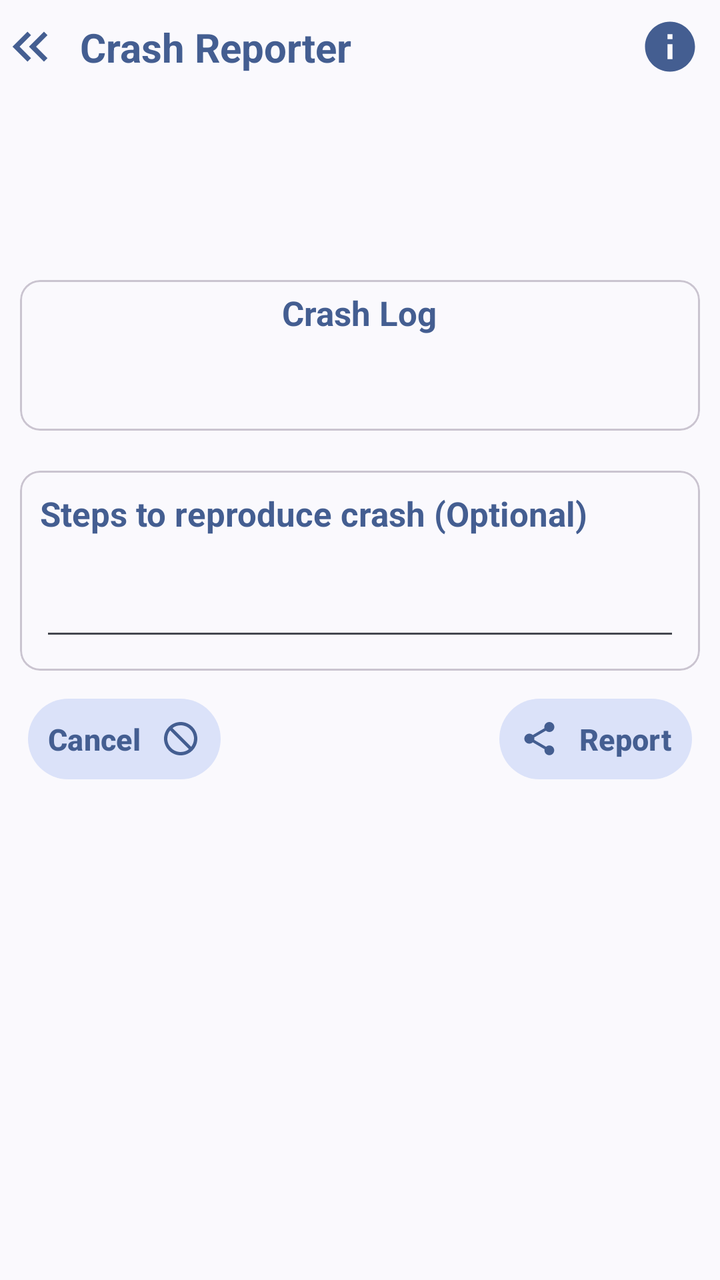
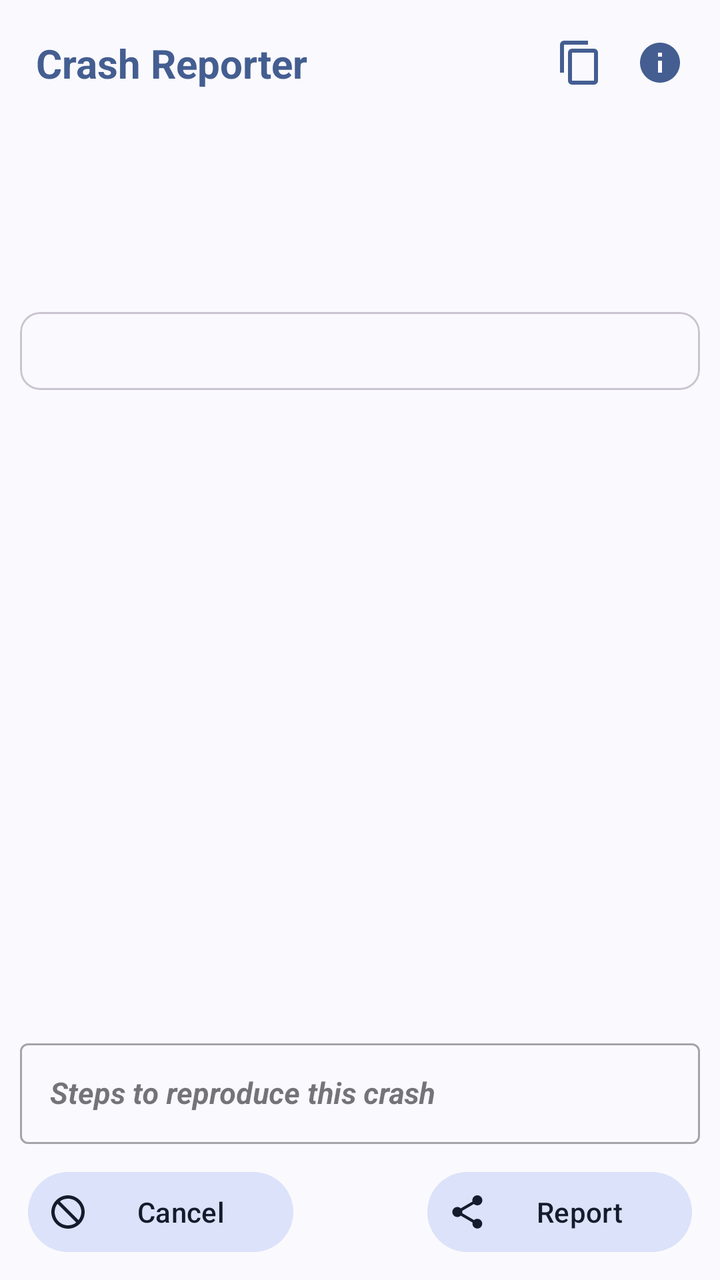

Two renders of the same Android screen: before a commit and after it. Below are the layout's source before the change and the commit's diff.
<!-- AndroidManifest.xml: another module's application theme Theme.CR -->
<!-- res/layout/activity_crash_reporter.xml -->
<androidx.appcompat.widget.LinearLayoutCompat
    android:id="@+id/layout_root"
    android:layout_width="match_parent"
    android:layout_height="match_parent"
    xmlns:tools="http://schemas.android.com/tools"
    xmlns:android="http://schemas.android.com/apk/res/android"
    xmlns:app="http://schemas.android.com/apk/res-auto"
    android:layout_gravity="center"
    android:orientation="vertical"
    android:gravity="top" >

        <FrameLayout
            android:layout_width="match_parent"
            android:layout_height="wrap_content"
            android:gravity="center_vertical" >

                <androidx.appcompat.widget.AppCompatImageButton
                    android:id="@+id/back"
                    android:layout_width="wrap_content"
                    android:layout_height="wrap_content"
                    android:layout_gravity="start|center_vertical"
                    android:tint="?attr/colorPrimary"
                    android:background="@null"
                    android:layout_marginEnd="10dp"
                    android:src="@drawable/ic_back"
                    android:scaleType="center" />

                <com.google.android.material.textview.MaterialTextView
                    android:layout_width="match_parent"
                    android:layout_height="wrap_content"
                    android:gravity="center_vertical"
                    android:layout_marginStart="30dp"
                    android:text="@string/library_name"
                    android:textColor="?attr/colorPrimary"
                    android:textStyle="bold"
                    android:textSize="20sp"
                    android:padding="10dp" />

                <androidx.appcompat.widget.AppCompatImageButton
                    android:id="@+id/info"
                    android:layout_width="wrap_content"
                    android:layout_height="wrap_content"
                    android:layout_gravity="end|center_vertical"
                    android:tint="?attr/colorPrimary"
                    android:layout_marginEnd="10dp"
                    android:src="@drawable/ic_info"
                    android:background="@null"
                    android:scaleType="center" />
        </FrameLayout>

        <androidx.core.widget.NestedScrollView
            android:layout_width="match_parent"
            android:layout_height="wrap_content" >

                <androidx.appcompat.widget.LinearLayoutCompat
                    android:layout_width="match_parent"
                    android:layout_height="wrap_content"
                    android:orientation="vertical" >

                        <com.google.android.material.textview.MaterialTextView
                            android:id="@+id/request_message"
                            android:layout_width="wrap_content"
                            android:layout_height="wrap_content"
                            android:layout_margin="10dp"
                            android:textStyle="italic"
                            android:gravity="start"
                            android:textSize="15sp" />

                        <com.google.android.material.textview.MaterialTextView
                            android:id="@+id/contact_details"
                            android:layout_width="wrap_content"
                            android:layout_height="wrap_content"
                            android:textColor="?attr/colorPrimary"
                            android:textStyle="bold|italic"
                            android:layout_gravity="center"
                            android:textIsSelectable="true"
                            android:layout_margin="10dp"
                            android:textSize="17sp" />

                        <com.google.android.material.card.MaterialCardView
                            android:layout_width="match_parent"
                            android:layout_height="wrap_content"
                            android:layout_margin="10dp"
                            app:cardCornerRadius="10dp" >

                                <androidx.appcompat.widget.LinearLayoutCompat
                                    android:layout_width="match_parent"
                                    android:layout_height="wrap_content"
                                    android:orientation="vertical" >

                                        <com.google.android.material.textview.MaterialTextView
                                            android:layout_width="wrap_content"
                                            android:layout_height="wrap_content"
                                            android:textColor="?attr/colorPrimary"
                                            android:text="@string/crash_log"
                                            android:layout_gravity="center"
                                            android:layout_margin="5dp"
                                            android:textStyle="bold"
                                            android:textSize="17sp" />

                                        <HorizontalScrollView
                                            android:layout_width="match_parent"
                                            android:layout_height="wrap_content"
                                            android:layout_margin="10dp"
                                            tools:targetApi="cupcake" >

                                                <com.google.android.material.textview.MaterialTextView
                                                    android:id="@+id/crash_log"
                                                    android:layout_width="wrap_content"
                                                    android:layout_height="wrap_content"
                                                    android:textIsSelectable="true"
                                                    android:textStyle="bold|italic"
                                                    android:gravity="start"
                                                    android:textSize="17sp" />
                                        </HorizontalScrollView>
                                </androidx.appcompat.widget.LinearLayoutCompat>
                        </com.google.android.material.card.MaterialCardView>

                        <com.google.android.material.card.MaterialCardView
                            android:layout_width="match_parent"
                            android:layout_height="wrap_content"
                            android:layout_margin="10dp"
                            app:cardCornerRadius="10dp" >

                                <androidx.appcompat.widget.LinearLayoutCompat
                                    android:layout_width="match_parent"
                                    android:layout_height="wrap_content"
                                    android:orientation="vertical" >

                                        <com.google.android.material.textview.MaterialTextView
                                            android:layout_width="wrap_content"
                                            android:layout_height="wrap_content"
                                            android:text="@string/crash_reproduce_steps"
                                            android:textColor="?attr/colorPrimary"
                                            android:layout_margin="10dp"
                                            android:textStyle="bold"
                                            android:gravity="start"
                                            android:textSize="17sp" />

                                        <androidx.appcompat.widget.AppCompatEditText
                                            android:id="@+id/crash_steps"
                                            android:layout_width="match_parent"
                                            android:layout_height="wrap_content"
                                            android:textStyle="bold|italic"
                                            android:layout_margin="10dp"
                                            android:gravity="start"
                                            android:textSize="15sp" />
                                </androidx.appcompat.widget.LinearLayoutCompat>
                        </com.google.android.material.card.MaterialCardView>

                        <androidx.appcompat.widget.LinearLayoutCompat
                            android:layout_width="wrap_content"
                            android:layout_height="wrap_content"
                            android:orientation="horizontal"
                            android:layout_gravity="center"
                            android:gravity="center" >

                                <com.google.android.material.button.MaterialButton
                                    android:id="@+id/cancel_button"
                                    android:layout_width="wrap_content"
                                    android:layout_height="wrap_content"
                                    style="?attr/materialIconButtonFilledTonalStyle"
                                    android:textColor="?attr/colorPrimary"
                                    app:iconTint="?attr/colorPrimary"
                                    android:layout_marginStart="10dp"
                                    app:icon="@drawable/ic_cancel"
                                    android:text="@string/cancel"
                                    app:iconGravity="textEnd"
                                    android:textStyle="bold"
                                    android:textSize="15sp"
                                    app:iconPadding="10dp"
                                    android:padding="10dp" />

                                <View
                                    android:layout_width="0dp"
                                    android:layout_height="0dp"
                                    android:layout_weight="1" />

                                <com.google.android.material.button.MaterialButton
                                    android:id="@+id/report_button"
                                    android:layout_width="wrap_content"
                                    android:layout_height="wrap_content"
                                    style="?attr/materialIconButtonFilledTonalStyle"
                                    android:textColor="?attr/colorPrimary"
                                    app:iconTint="?attr/colorPrimary"
                                    android:layout_marginEnd="10dp"
                                    app:icon="@drawable/ic_share"
                                    android:text="@string/report"
                                    app:iconGravity="textStart"
                                    android:textStyle="bold"
                                    android:textSize="15sp"
                                    app:iconPadding="10dp"
                                    android:padding="10dp" />
                        </androidx.appcompat.widget.LinearLayoutCompat>
                </androidx.appcompat.widget.LinearLayoutCompat>
        </androidx.core.widget.NestedScrollView>
</androidx.appcompat.widget.LinearLayoutCompat>
<!-- resources referenced by this layout -->
<resources>
  <!-- drawable ic_back (drawable) -->
  <vector android:height="30dp" android:tint="?attr/colorControlNormal"
      android:viewportHeight="24" android:viewportWidth="24"
      android:width="30dp" xmlns:android="http://schemas.android.com/apk/res/android">
      <path android:fillColor="@android:color/white" android:pathData="M17.59,18l1.41,-1.41l-4.58,-4.59l4.58,-4.59l-1.41,-1.41l-6,6z"/>
      <path android:fillColor="@android:color/white" android:pathData="M11,18l1.41,-1.41l-4.58,-4.59l4.58,-4.59l-1.41,-1.41l-6,6z"/>
  </vector>
  <!-- drawable ic_cancel (drawable) -->
  <vector xmlns:android="http://schemas.android.com/apk/res/android"
      android:height="24dp" android:width="24dp" android:viewportWidth="24" android:viewportHeight="24">
      <path android:fillColor="@android:color/white" android:pathData="M12 2C17.5 2 22 6.5 22 12S17.5 22 12 22 2 17.5 2 12 6.5 2 12 2M12 4C10.1 4 8.4 4.6 7.1 5.7L18.3 16.9C19.3 15.5 20 13.8 20 12C20 7.6 16.4 4 12 4M16.9 18.3L5.7 7.1C4.6 8.4 4 10.1 4 12C4 16.4 7.6 20 12 20C13.9 20 15.6 19.4 16.9 18.3Z" />
  </vector>
  <!-- drawable ic_info (drawable) -->
  <vector android:height="30dp" android:tint="?attr/colorControlNormal"
      android:viewportHeight="24" android:viewportWidth="24"
      android:width="30dp" xmlns:android="http://schemas.android.com/apk/res/android">
      <path android:fillColor="@android:color/white" android:pathData="M12,2C6.48,2 2,6.48 2,12s4.48,10 10,10 10,-4.48 10,-10S17.52,2 12,2zM13,17h-2v-6h2v6zM13,9h-2L11,7h2v2z"/>
  </vector>
  <!-- drawable ic_share (drawable) -->
  <vector android:height="30dp" android:tint="?attr/colorControlNormal"
      android:viewportHeight="24" android:viewportWidth="24"
      android:width="30dp" xmlns:android="http://schemas.android.com/apk/res/android">
      <path android:fillColor="@android:color/white" android:pathData="M18,16.08c-0.76,0 -1.44,0.3 -1.96,0.77L8.91,12.7c0.05,-0.23 0.09,-0.46 0.09,-0.7s-0.04,-0.47 -0.09,-0.7l7.05,-4.11c0.54,0.5 1.25,0.81 2.04,0.81 1.66,0 3,-1.34 3,-3s-1.34,-3 -3,-3 -3,1.34 -3,3c0,0.24 0.04,0.47 0.09,0.7L8.04,9.81C7.5,9.31 6.79,9 6,9c-1.66,0 -3,1.34 -3,3s1.34,3 3,3c0.79,0 1.5,-0.31 2.04,-0.81l7.12,4.16c-0.05,0.21 -0.08,0.43 -0.08,0.65 0,1.61 1.31,2.92 2.92,2.92 1.61,0 2.92,-1.31 2.92,-2.92s-1.31,-2.92 -2.92,-2.92z"/>
  </vector>
  <string name="cancel">Cancel</string>
  <string name="crash_log">Crash Log</string>
  <string name="crash_reproduce_steps">Steps to reproduce crash (Optional)</string>
  <string name="library_name">Crash Reporter</string>
  <string name="report">Report</string>
  <style name="Theme.CR" parent="Theme.Material3.DynamicColors.DayNight">
          <item name="windowNoTitle">true</item>
      </style>
</resources>

<!-- the commit's change to res/layout/activity_crash_reporter.xml (unified diff, before → after) -->
@@ -1,197 +1,154 @@
 <androidx.appcompat.widget.LinearLayoutCompat
     android:id="@+id/layout_root"
-    android:layout_width="match_parent"
-    android:layout_height="match_parent"
-    xmlns:tools="http://schemas.android.com/tools"
     xmlns:android="http://schemas.android.com/apk/res/android"
     xmlns:app="http://schemas.android.com/apk/res-auto"
-    android:layout_gravity="center"
-    android:orientation="vertical"
-    android:gravity="top" >
+    xmlns:tools="http://schemas.android.com/tools"
+    android:layout_height="match_parent"
+    android:layout_width="match_parent"
+    android:orientation="vertical" >
 
         <FrameLayout
             android:layout_width="match_parent"
             android:layout_height="wrap_content"
-            android:gravity="center_vertical" >
-
-                <androidx.appcompat.widget.AppCompatImageButton
-                    android:id="@+id/back"
-                    android:layout_width="wrap_content"
-                    android:layout_height="wrap_content"
-                    android:layout_gravity="start|center_vertical"
-                    android:tint="?attr/colorPrimary"
-                    android:background="@null"
-                    android:layout_marginEnd="10dp"
-                    android:src="@drawable/ic_back"
-                    android:scaleType="center" />
+            android:padding="8dp">
 
                 <com.google.android.material.textview.MaterialTextView
+                    android:text="@string/library_name"
                     android:layout_width="match_parent"
                     android:layout_height="wrap_content"
-                    android:gravity="center_vertical"
-                    android:layout_marginStart="30dp"
-                    android:text="@string/library_name"
                     android:textColor="?attr/colorPrimary"
                     android:textStyle="bold"
                     android:textSize="20sp"
                     android:padding="10dp" />
 
                 <androidx.appcompat.widget.AppCompatImageButton
+                    android:id="@+id/copy"
+                    android:layout_width="wrap_content"
+                    android:layout_height="wrap_content"
+                    android:layout_gravity="end|center_vertical"
+                    android:background="?attr/selectableItemBackgroundBorderless"
+                    android:layout_marginEnd="50dp"
+                    android:src="@drawable/ic_copy"
+                    app:tint="?attr/colorPrimary" />
+
+                <androidx.appcompat.widget.AppCompatImageButton
                     android:id="@+id/info"
                     android:layout_width="wrap_content"
                     android:layout_height="wrap_content"
                     android:layout_gravity="end|center_vertical"
-                    android:tint="?attr/colorPrimary"
+                    android:background="?attr/selectableItemBackgroundBorderless"
                     android:layout_marginEnd="10dp"
                     android:src="@drawable/ic_info"
-                    android:background="@null"
-                    android:scaleType="center" />
+                    app:tint="?attr/colorPrimary" />
         </FrameLayout>
+
+        <com.google.android.material.textview.MaterialTextView
+            android:id="@+id/request_message"
+            android:layout_width="wrap_content"
+            android:layout_height="wrap_content"
+            android:paddingHorizontal="10sp"
+            android:layout_margin="10dp"
+            android:textStyle="italic"
+            android:textSize="15sp" />
+
+        <com.google.android.material.textview.MaterialTextView
+            android:id="@+id/contact_details"
+            android:layout_width="wrap_content"
+            android:layout_height="wrap_content"
+            android:textColor="?attr/colorPrimary"
+            android:textStyle="bold|italic"
+            android:layout_gravity="center"
+            android:textIsSelectable="true"
+            android:layout_margin="10dp"
+            android:textSize="17sp" />
 
         <androidx.core.widget.NestedScrollView
             android:layout_width="match_parent"
-            android:layout_height="wrap_content" >
+            android:layout_height="0dp"
+            android:layout_weight="1"
+            android:fillViewport="true">
 
                 <androidx.appcompat.widget.LinearLayoutCompat
                     android:layout_width="match_parent"
                     android:layout_height="wrap_content"
-                    android:orientation="vertical" >
-
-                        <com.google.android.material.textview.MaterialTextView
-                            android:id="@+id/request_message"
-                            android:layout_width="wrap_content"
-                            android:layout_height="wrap_content"
-                            android:layout_margin="10dp"
-                            android:textStyle="italic"
-                            android:gravity="start"
-                            android:textSize="15sp" />
-
-                        <com.google.android.material.textview.MaterialTextView
-                            android:id="@+id/contact_details"
-                            android:layout_width="wrap_content"
-                            android:layout_height="wrap_content"
-                            android:textColor="?attr/colorPrimary"
-                            android:textStyle="bold|italic"
-                            android:layout_gravity="center"
-                            android:textIsSelectable="true"
-                            android:layout_margin="10dp"
-                            android:textSize="17sp" />
+                    android:orientation="vertical">
 
                         <com.google.android.material.card.MaterialCardView
                             android:layout_width="match_parent"
                             android:layout_height="wrap_content"
                             android:layout_margin="10dp"
-                            app:cardCornerRadius="10dp" >
+                            app:cardCornerRadius="10dp">
 
-                                <androidx.appcompat.widget.LinearLayoutCompat
+                                <HorizontalScrollView
                                     android:layout_width="match_parent"
                                     android:layout_height="wrap_content"
-                                    android:orientation="vertical" >
+                                    android:layout_margin="10dp"
+                                    tools:targetApi="cupcake" >
 
                                         <com.google.android.material.textview.MaterialTextView
+                                            android:id="@+id/crash_log"
                                             android:layout_width="wrap_content"
                                             android:layout_height="wrap_content"
-                                            android:textColor="?attr/colorPrimary"
-                                            android:text="@string/crash_log"
-                                            android:layout_gravity="center"
-                                            android:layout_margin="5dp"
-                                            android:textStyle="bold"
-                                            android:textSize="17sp" />
+                                            android:textIsSelectable="true"
+                                            android:textStyle="bold|italic"
+                                            android:gravity="start" />
+                                </HorizontalScrollView>
+                        </com.google.android.material.card.MaterialCardView>
+                </androidx.appcompat.widget.LinearLayoutCompat>
+        </androidx.core.widget.NestedScrollView>
 
-                                        <HorizontalScrollView
-                                            android:layout_width="match_parent"
-                                            android:layout_height="wrap_content"
-                                            android:layout_margin="10dp"
-                                            tools:targetApi="cupcake" >
+        <androidx.appcompat.widget.LinearLayoutCompat
+            android:layout_width="match_parent"
+            android:layout_height="wrap_content"
+            android:background="?android:attr/windowBackground"
+            android:orientation="vertical"
+            android:padding="10dp" >
 
-                                                <com.google.android.material.textview.MaterialTextView
-                                                    android:id="@+id/crash_log"
-                                                    android:layout_width="wrap_content"
-                                                    android:layout_height="wrap_content"
-                                                    android:textIsSelectable="true"
-                                                    android:textStyle="bold|italic"
-                                                    android:gravity="start"
-                                                    android:textSize="17sp" />
-                                        </HorizontalScrollView>
-                                </androidx.appcompat.widget.LinearLayoutCompat>
-                        </com.google.android.material.card.MaterialCardView>
+                <com.google.android.material.textfield.TextInputLayout
+                    android:layout_width="match_parent"
+                    android:layout_height="wrap_content"
+                    style="@style/Widget.MaterialComponents.TextInputLayout.OutlinedBox"
+                    android:hint="@string/crash_reproduce_steps"
+                    android:layout_marginBottom="10dp" >
 
-                        <com.google.android.material.card.MaterialCardView
+                        <com.google.android.material.textfield.MaterialAutoCompleteTextView
+                            android:id="@+id/crash_steps"
                             android:layout_width="match_parent"
                             android:layout_height="wrap_content"
-                            android:layout_margin="10dp"
-                            app:cardCornerRadius="10dp" >
+                            android:textStyle="bold|italic"
+                            android:textSize="15sp"
+                            android:padding="15dp" />
+                </com.google.android.material.textfield.TextInputLayout>
 
-                                <androidx.appcompat.widget.LinearLayoutCompat
-                                    android:layout_width="match_parent"
-                                    android:layout_height="wrap_content"
-                                    android:orientation="vertical" >
+                <androidx.appcompat.widget.LinearLayoutCompat
+                    android:layout_width="match_parent"
+                    android:layout_height="wrap_content"
+                    android:orientation="horizontal">
 
-                                        <com.google.android.material.textview.MaterialTextView
-                                            android:layout_width="wrap_content"
-                                            android:layout_height="wrap_content"
-                                            android:text="@string/crash_reproduce_steps"
-                                            android:textColor="?attr/colorPrimary"
-                                            android:layout_margin="10dp"
-                                            android:textStyle="bold"
-                                            android:gravity="start"
-                                            android:textSize="17sp" />
-
-                                        <androidx.appcompat.widget.AppCompatEditText
-                                            android:id="@+id/crash_steps"
-                                            android:layout_width="match_parent"
-                                            android:layout_height="wrap_content"
-                                            android:textStyle="bold|italic"
-                                            android:layout_margin="10dp"
-                                            android:gravity="start"
-                                            android:textSize="15sp" />
-                                </androidx.appcompat.widget.LinearLayoutCompat>
-                        </com.google.android.material.card.MaterialCardView>
-
-                        <androidx.appcompat.widget.LinearLayoutCompat
+                        <com.google.android.material.button.MaterialButton
+                            android:id="@+id/cancel_button"
                             android:layout_width="wrap_content"
                             android:layout_height="wrap_content"
-                            android:orientation="horizontal"
-                            android:layout_gravity="center"
-                            android:gravity="center" >
+                            style="?attr/materialIconButtonFilledTonalStyle"
+                            android:layout_marginEnd="5dp"
+                            app:icon="@drawable/ic_cancel"
+                            android:text="@string/cancel"
+                            android:layout_weight="1" />
 
-                                <com.google.android.material.button.MaterialButton
-                                    android:id="@+id/cancel_button"
-                                    android:layout_width="wrap_content"
-                                    android:layout_height="wrap_content"
-                                    style="?attr/materialIconButtonFilledTonalStyle"
-                                    android:textColor="?attr/colorPrimary"
-                                    app:iconTint="?attr/colorPrimary"
-                                    android:layout_marginStart="10dp"
-                                    app:icon="@drawable/ic_cancel"
-                                    android:text="@string/cancel"
-                                    app:iconGravity="textEnd"
-                                    android:textStyle="bold"
-                                    android:textSize="15sp"
-                                    app:iconPadding="10dp"
-                                    android:padding="10dp" />
+                        <View
+                            android:layout_width="0dp"
+                            android:layout_height="0dp"
+                            android:layout_weight="1" />
 
-                                <View
-                                    android:layout_width="0dp"
-                                    android:layout_height="0dp"
-                                    android:layout_weight="1" />
-
-                                <com.google.android.material.button.MaterialButton
-                                    android:id="@+id/report_button"
-                                    android:layout_width="wrap_content"
-                                    android:layout_height="wrap_content"
-                                    style="?attr/materialIconButtonFilledTonalStyle"
-                                    android:textColor="?attr/colorPrimary"
-                                    app:iconTint="?attr/colorPrimary"
-                                    android:layout_marginEnd="10dp"
-                                    app:icon="@drawable/ic_share"
-                                    android:text="@string/report"
-                                    app:iconGravity="textStart"
-                                    android:textStyle="bold"
-                                    android:textSize="15sp"
-                                    app:iconPadding="10dp"
-                                    android:padding="10dp" />
-                        </androidx.appcompat.widget.LinearLayoutCompat>
+                        <com.google.android.material.button.MaterialButton
+                            android:id="@+id/report_button"
+                            android:layout_width="wrap_content"
+                            android:layout_height="wrap_content"
+                            style="?attr/materialIconButtonFilledTonalStyle"
+                            android:layout_marginStart="5dp"
+                            android:text="@string/report"
+                            app:icon="@drawable/ic_share"
+                            android:layout_weight="1" />
                 </androidx.appcompat.widget.LinearLayoutCompat>
-        </androidx.core.widget.NestedScrollView>
+        </androidx.appcompat.widget.LinearLayoutCompat>
 </androidx.appcompat.widget.LinearLayoutCompat>
<!-- resource entries referenced after the edit -->
@@ -1,32 +1,37 @@
 <!-- resources referenced by this layout -->
 <resources>
-  <!-- drawable ic_back (drawable) -->
-  <vector android:height="30dp" android:tint="?attr/colorControlNormal"
-      android:viewportHeight="24" android:viewportWidth="24"
-      android:width="30dp" xmlns:android="http://schemas.android.com/apk/res/android">
-      <path android:fillColor="@android:color/white" android:pathData="M17.59,18l1.41,-1.41l-4.58,-4.59l4.58,-4.59l-1.41,-1.41l-6,6z"/>
-      <path android:fillColor="@android:color/white" android:pathData="M11,18l1.41,-1.41l-4.58,-4.59l4.58,-4.59l-1.41,-1.41l-6,6z"/>
-  </vector>
   <!-- drawable ic_cancel (drawable) -->
   <vector xmlns:android="http://schemas.android.com/apk/res/android"
+      xmlns:tools="http://schemas.android.com/tools"
       android:height="24dp" android:width="24dp" android:viewportWidth="24" android:viewportHeight="24">
-      <path android:fillColor="@android:color/white" android:pathData="M12 2C17.5 2 22 6.5 22 12S17.5 22 12 22 2 17.5 2 12 6.5 2 12 2M12 4C10.1 4 8.4 4.6 7.1 5.7L18.3 16.9C19.3 15.5 20 13.8 20 12C20 7.6 16.4 4 12 4M16.9 18.3L5.7 7.1C4.6 8.4 4 10.1 4 12C4 16.4 7.6 20 12 20C13.9 20 15.6 19.4 16.9 18.3Z" />
+      <path android:fillColor="@android:color/white" android:pathData="M12 2C17.5 2 22 6.5 22 12S17.5 22 12 22 2 17.5 2 12 6.5 2 12 2M12 4C10.1 4 8.4 4.6 7.1 5.7L18.3 16.9C19.3 15.5 20 13.8 20 12C20 7.6 16.4 4 12 4M16.9 18.3L5.7 7.1C4.6 8.4 4 10.1 4 12C4 16.4 7.6 20 12 20C13.9 20 15.6 19.4 16.9 18.3Z"
+          tools:ignore="VectorRaster" />
+  </vector>
+  <!-- drawable ic_copy (drawable) -->
+  <vector xmlns:android="http://schemas.android.com/apk/res/android"
+      xmlns:tools="http://schemas.android.com/tools"
+      android:height="24dp" android:width="24dp" android:viewportWidth="24" android:viewportHeight="24" android:tint="?attr/colorControlNormal"
+      tools:ignore="VectorRaster">
+      <path android:fillColor="@android:color/white" android:pathData="M19,21H8V7H19M19,5H8A2,2 0 0,0 6,7V21A2,2 0 0,0 8,23H19A2,2 0 0,0 21,21V7A2,2 0 0,0 19,5M16,1H4A2,2 0 0,0 2,3V17H4V3H16V1Z" />
   </vector>
   <!-- drawable ic_info (drawable) -->
-  <vector android:height="30dp" android:tint="?attr/colorControlNormal"
+  <vector xmlns:tools="http://schemas.android.com/tools"
+      android:height="24dp" android:tint="?attr/colorControlNormal"
       android:viewportHeight="24" android:viewportWidth="24"
-      android:width="30dp" xmlns:android="http://schemas.android.com/apk/res/android">
+      android:width="24dp" xmlns:android="http://schemas.android.com/apk/res/android"
+      tools:ignore="VectorRaster">
       <path android:fillColor="@android:color/white" android:pathData="M12,2C6.48,2 2,6.48 2,12s4.48,10 10,10 10,-4.48 10,-10S17.52,2 12,2zM13,17h-2v-6h2v6zM13,9h-2L11,7h2v2z"/>
   </vector>
   <!-- drawable ic_share (drawable) -->
-  <vector android:height="30dp" android:tint="?attr/colorControlNormal"
+  <vector xmlns:tools="http://schemas.android.com/tools"
+      android:height="30dp" android:tint="?attr/colorControlNormal"
       android:viewportHeight="24" android:viewportWidth="24"
-      android:width="30dp" xmlns:android="http://schemas.android.com/apk/res/android">
+      android:width="30dp" xmlns:android="http://schemas.android.com/apk/res/android"
+      tools:ignore="VectorRaster">
       <path android:fillColor="@android:color/white" android:pathData="M18,16.08c-0.76,0 -1.44,0.3 -1.96,0.77L8.91,12.7c0.05,-0.23 0.09,-0.46 0.09,-0.7s-0.04,-0.47 -0.09,-0.7l7.05,-4.11c0.54,0.5 1.25,0.81 2.04,0.81 1.66,0 3,-1.34 3,-3s-1.34,-3 -3,-3 -3,1.34 -3,3c0,0.24 0.04,0.47 0.09,0.7L8.04,9.81C7.5,9.31 6.79,9 6,9c-1.66,0 -3,1.34 -3,3s1.34,3 3,3c0.79,0 1.5,-0.31 2.04,-0.81l7.12,4.16c-0.05,0.21 -0.08,0.43 -0.08,0.65 0,1.61 1.31,2.92 2.92,2.92 1.61,0 2.92,-1.31 2.92,-2.92s-1.31,-2.92 -2.92,-2.92z"/>
   </vector>
   <string name="cancel">Cancel</string>
-  <string name="crash_log">Crash Log</string>
-  <string name="crash_reproduce_steps">Steps to reproduce crash (Optional)</string>
+  <string name="crash_reproduce_steps">Steps to reproduce this crash</string>
   <string name="library_name">Crash Reporter</string>
   <string name="report">Report</string>
   <style name="Theme.CR" parent="Theme.Material3.DynamicColors.DayNight">
